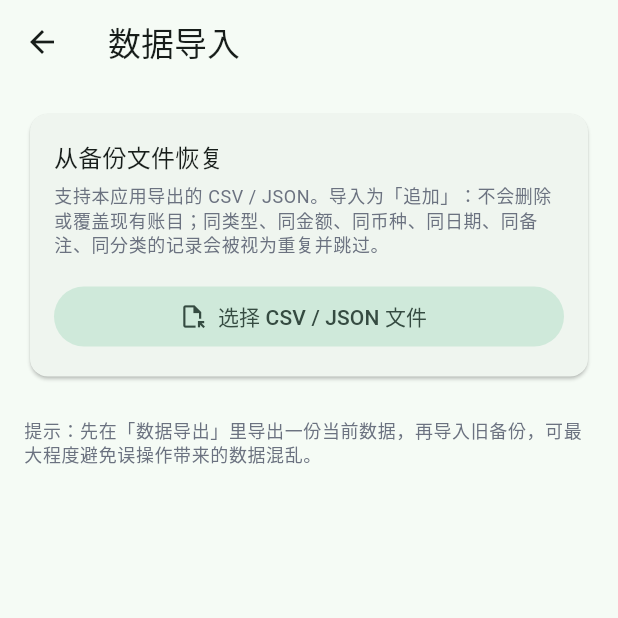
After one commit to chickendqwd/Spent_Tracker, a Flutter app: the ImportPage screen opened directly, after a tap on "选择 CSV / JSON 文件", on a phone screen of 412 x 824 dp, the top half of it. The commit adds this screen. Run offline on Flutter 3.47's test engine with Material 3 defaults, Android fonts, the phone set to English and light mode, and no system bars; our stand-ins replace file_picker, fl_chart, flutter_riverpod, hive, hive_flutter, share_plus; accounts and stored records are empty.

Commit message:
v3.0: data import (CSV/JSON parsing, duplicate preview, category name mapping, append after confirmation)

```diff
--- /dev/null
+++ b/lib/data/db/import_service.dart
@@ -0,0 +1,139 @@
+import '../../core/io/import_parser.dart';
+import '../models/transaction.dart';
+import 'database.dart';
+
+/// 预演结果：实际会写入的条目 + 统计。
+class ImportDryRun {
+  const ImportDryRun({
+    required this.toImport,
+    required this.duplicates,
+    required this.unmatchedCategories,
+  });
+
+  final List<ImportCandidate> toImport;
+
+  /// 与现有账目（或文件内互相）重复而跳过的条数
+  final int duplicates;
+
+  /// 分类名在现有分类中找不到、将落为「未分类」的条数
+  final int unmatchedCategories;
+}
+
+class ImportOutcome {
+  const ImportOutcome({
+    required this.imported,
+    required this.duplicates,
+    required this.unmatchedCategories,
+  });
+
+  final int imported;
+  final int duplicates;
+  final int unmatchedCategories;
+}
+
+/// 导入服务：负责去重、分类名映射与落库，解析交给 `import_parser`。
+class ImportService {
+  const ImportService();
+
+  /// 去重键：类型 + 金额 + 币种 + 日期 + 备注 + 分类名。
+  /// 不含 createdAt 与 id：同一天同金额同备注同分类的重复导入应被判重。
+  String _key(ImportCandidate c) {
+    final t = c.transaction;
+    final parts = [
+      '${t.type}',
+      '${t.amount}',
+      t.currency,
+      t.date,
+      t.note ?? '',
+      c.categoryName ?? '',
+    ];
+    return parts.join('\u0001');
+  }
+
+  Map<String, int> _categoryIndex() => {
+        for (final c in Db.categories.values) '${c.type}|${c.name}': c.key as int,
+      };
+
+  Set<String> _existingKeys() => {
+        for (final t in Db.transactions.values)
+          _key(
+            ImportCandidate(
+              transaction: t,
+              categoryName: _categoryNameOf(t),
+              rowNumber: 0,
+            ),
+          ),
+      };
+
+  String? _categoryNameOf(Transaction t) {
+    if (t.categoryId == null) return null;
+    for (final c in Db.categories.values) {
+      if (c.key == t.categoryId) return c.name;
+    }
+    return null;
+  }
+
+  /// 预演：不改动数据，只计算将写入的条目与统计。
+  ImportDryRun preview(List<ImportCandidate> candidates) {
+    final existing = _existingKeys();
+    final categoryIndex = _categoryIndex();
+    final toImport = <ImportCandidate>[];
+    var duplicates = 0;
+    var unmatched = 0;
+
+    for (final c in candidates) {
+      final key = _key(c);
+      if (existing.contains(key)) {
+        duplicates++;
+        continue;
+      }
+      existing.add(key); // 同一文件内的重复也跳过
+      final name = c.categoryName;
+      if (name != null && categoryIndex['${c.transaction.type}|$name'] == null) {
+        unmatched++;
+      }
+      toImport.add(c);
+    }
+
+    return ImportDryRun(
+      toImport: toImport,
+      duplicates: duplicates,
+      unmatchedCategories: unmatched,
+    );
+  }
+
+  /// 落库：按分类名映射到 categoryId（找不到则未分类），逐条追加。
+  Future<ImportOutcome> commit(ImportDryRun dryRun) async {
+    final categoryIndex = _categoryIndex();
+    var imported = 0;
+    var unmatched = 0;
+
+    for (final c in dryRun.toImport) {
+      final src = c.transaction;
+      final name = c.categoryName;
+      int? categoryId;
+      if (name != null) {
+        categoryId = categoryIndex['${src.type}|$name'];
+        if (categoryId == null) unmatched++;
+      }
+      await Db.transactions.add(
+        Transaction(
+          type: src.type,
+          amount: src.amount,
+          categoryId: categoryId,
+          date: src.date,
+          note: src.note,
+          createdAt: src.createdAt,
+          currency: src.currency,
+        ),
+      );
+      imported++;
+    }
+
+    return ImportOutcome(
+      imported: imported,
+      duplicates: dryRun.duplicates,
+      unmatchedCategories: unmatched,
+    );
+  }
+}
--- a/lib/ui/settings/export_page.dart
+++ b/lib/ui/settings/export_page.dart
@@ -36,7 +36,7 @@ class ExportPage extends ConsumerWidget {
                   const SizedBox(height: 4),
                   Text(
                     '导出为 CSV 或 JSON 备份文件，可保存到「下载」或发送。'
-                    '仅作备份用途，暂不支持导入。',
+                    '导出的文件可在「数据导入」中恢复。',
                     style: Theme.of(context).textTheme.bodySmall,
                   ),
                   const SizedBox(height: 16),
--- /dev/null
+++ b/lib/ui/settings/import_page.dart
@@ -0,0 +1,294 @@
+import 'dart:convert';
+
+import 'package:file_picker/file_picker.dart';
+import 'package:flutter/material.dart';
+import 'package:flutter_riverpod/flutter_riverpod.dart';
+
+import '../../core/io/import_parser.dart';
+import '../../core/theme/app_theme.dart';
+import '../../data/db/import_service.dart';
+
+/// 数据导入页（v3）：选择 CSV / JSON 备份 → 预览（可导入/重复/失败）
+/// → 用户确认后追加写入，分类按名称映射，找不到的落为「未分类」。
+class ImportPage extends ConsumerStatefulWidget {
+  const ImportPage({super.key});
+
+  @override
+  ConsumerState<ImportPage> createState() => _ImportPageState();
+}
+
+class _ImportPageState extends ConsumerState<ImportPage> {
+  ImportParseResult? _parsed;
+  ImportDryRun? _dryRun;
+  String? _fileName;
+  bool _busy = false;
+  bool _done = false;
+
+  Future<void> _pickFile() async {
+    setState(() => _busy = true);
+    try {
+      final files = await FilePicker.pickFiles(
+        type: FileType.custom,
+        allowedExtensions: const ['csv', 'json'],
+      );
+      if (files.isEmpty) return;
+
+      final file = files.first;
+      final bytes = await file.readAsBytes();
+      if (bytes.isEmpty) {
+        _toast('该文件为空');
+        return;
+      }
+
+      final parsed = parseImportContent(
+        utf8.decode(bytes, allowMalformed: true),
+        fileName: file.name,
+      );
+      final dryRun = const ImportService().preview(parsed.candidates);
+
+      setState(() {
+        _fileName = file.name;
+        _parsed = parsed;
+        _dryRun = dryRun;
+        _done = false;
+      });
+    } on FormatException catch (e) {
+      _toast(e.message);
+      setState(() {
+        _parsed = null;
+        _dryRun = null;
+      });
+    } catch (e) {
+      _toast('读取失败：$e');
+    } finally {
+      if (mounted) setState(() => _busy = false);
+    }
+  }
+
+  Future<void> _commit() async {
+    final dryRun = _dryRun;
+    if (dryRun == null || dryRun.toImport.isEmpty) return;
+
+    final confirmed = await showDialog<bool>(
+      context: context,
+      builder: (ctx) => AlertDialog(
+        title: const Text('确认导入？'),
+        content: Text(
+          '将追加 ${dryRun.toImport.length} 笔账目；'
+          '跳过重复 ${dryRun.duplicates} 笔。'
+          '导入不会删除或覆盖现有记录。',
+        ),
+        actions: [
+          TextButton(
+            onPressed: () => Navigator.of(ctx).pop(false),
+            child: const Text('取消'),
+          ),
+          FilledButton(
+            onPressed: () => Navigator.of(ctx).pop(true),
+            child: const Text('导入'),
+          ),
+        ],
+      ),
+    );
+    if (confirmed != true || !mounted) return;
+
+    setState(() => _busy = true);
+    try {
+      final outcome = await const ImportService().commit(dryRun);
+      if (!mounted) return;
+      setState(() {
+        _done = true;
+        _parsed = null;
+        _dryRun = null;
+      });
+      _toast(
+        '已导入 ${outcome.imported} 笔'
+        '${outcome.duplicates > 0 ? '，跳过重复 ${outcome.duplicates} 笔' : ''}'
+        '${outcome.unmatchedCategories > 0 ? '，${outcome.unmatchedCategories} 笔分类未匹配已记为未分类' : ''}',
+      );
+    } catch (e) {
+      _toast('导入失败：$e');
+    } finally {
+      if (mounted) setState(() => _busy = false);
+    }
+  }
+
+  void _toast(String message) {
+    if (!mounted) return;
+    ScaffoldMessenger.of(context)
+        .showSnackBar(SnackBar(content: Text(message)));
+  }
+
+  @override
+  Widget build(BuildContext context) {
+    final textTheme = Theme.of(context).textTheme;
+    final muted = context.palette.muted;
+    final parsed = _parsed;
+    final dryRun = _dryRun;
+
+    return Scaffold(
+      appBar: AppBar(title: const Text('数据导入')),
+      body: ListView(
+        padding: const EdgeInsets.all(16),
+        children: [
+          Card(
+            child: Padding(
+              padding: const EdgeInsets.all(16),
+              child: Column(
+                crossAxisAlignment: CrossAxisAlignment.start,
+                children: [
+                  Text('从备份文件恢复', style: textTheme.titleMedium),
+                  const SizedBox(height: 6),
+                  Text(
+                    '支持本应用导出的 CSV / JSON。导入为「追加」：'
+                    '不会删除或覆盖现有账目；同类型、同金额、同币种、同日期、'
+                    '同备注、同分类的记录会被视为重复并跳过。',
+                    style: textTheme.bodySmall?.copyWith(color: muted),
+                  ),
+                  const SizedBox(height: 16),
+                  SizedBox(
+                    width: double.infinity,
+                    child: FilledButton.tonalIcon(
+                      icon: const Icon(Icons.file_open_outlined),
+                      label: const Text('选择 CSV / JSON 文件'),
+                      onPressed: _busy ? null : _pickFile,
+                    ),
+                  ),
+                ],
+              ),
+            ),
+          ),
+          if (parsed != null && dryRun != null) ...[
+            const SizedBox(height: 16),
+            Card(
+              child: Padding(
+                padding: const EdgeInsets.all(16),
+                child: Column(
+                  crossAxisAlignment: CrossAxisAlignment.start,
+                  children: [
+                    Text(
+                      _fileName ?? '已选择文件',
+                      style: textTheme.titleSmall,
+                      maxLines: 1,
+                      overflow: TextOverflow.ellipsis,
+                    ),
+                    const SizedBox(height: 12),
+                    _StatRow(
+                      label: '可导入',
+                      value: '${dryRun.toImport.length} 笔',
+                      emphasized: true,
+                    ),
+                    _StatRow(
+                      label: '重复跳过',
+                      value: '${dryRun.duplicates} 笔',
+                    ),
+                    _StatRow(
+                      label: '格式失败',
+                      value: '${parsed.issues.length} 笔',
+                      bad: parsed.issues.isNotEmpty,
+                    ),
+                    _StatRow(
+                      label: '分类未匹配（将记为未分类）',
+                      value: '${dryRun.unmatchedCategories} 笔',
+                    ),
+                    const SizedBox(height: 12),
+                    if (parsed.issues.isNotEmpty) ...[
+                      Text(
+                        '失败明细（最多显示 5 条）',
+                        style: textTheme.bodySmall?.copyWith(color: muted),
+                      ),
+                      const SizedBox(height: 4),
+                      for (final issue in parsed.issues.take(5))
+                        Text(
+                          '第 ${issue.rowNumber} 行：${issue.reason}',
+                          style: textTheme.bodySmall
+                              ?.copyWith(color: context.palette.expense),
+                        ),
+                      const SizedBox(height: 8),
+                    ],
+                    SizedBox(
+                      width: double.infinity,
+                      child: FilledButton(
+                        onPressed:
+                            dryRun.toImport.isEmpty || _busy ? null : _commit,
+                        child: Text(
+                          dryRun.toImport.isEmpty
+                              ? '没有可导入的新记录'
+                              : '确认导入 ${dryRun.toImport.length} 笔',
+                        ),
+                      ),
+                    ),
+                  ],
+                ),
+              ),
+            ),
+          ],
+          if (_done) ...[
+            const SizedBox(height: 16),
+            Card(
+              color: Theme.of(context).colorScheme.primaryContainer,
+              child: Padding(
+                padding: const EdgeInsets.all(16),
+                child: Row(
+                  children: [
+                    const Icon(Icons.check_circle_outline),
+                    const SizedBox(width: 10),
+                    Expanded(child: Text('导入完成，明细与总览已刷新', style: textTheme.bodyMedium)),
+                  ],
+                ),
+              ),
+            ),
+          ],
+          const SizedBox(height: 24),
+          Text(
+            '提示：先在「数据导出」里导出一份当前数据，再导入旧备份，'
+            '可最大程度避免误操作带来的数据混乱。',
+            style: textTheme.bodySmall?.copyWith(color: muted),
+          ),
+        ],
+      ),
+    );
+  }
+}
+
+class _StatRow extends StatelessWidget {
+  const _StatRow({
+    required this.label,
+    required this.value,
+    this.emphasized = false,
+    this.bad = false,
+  });
+
+  final String label;
+  final String value;
+  final bool emphasized;
+  final bool bad;
+
+  @override
+  Widget build(BuildContext context) {
+    final textTheme = Theme.of(context).textTheme;
+    final color = bad
+        ? context.palette.expense
+        : (emphasized ? context.palette.income : null);
+    return Padding(
+      padding: const EdgeInsets.symmetric(vertical: 3),
+      child: Row(
+        children: [
+          Expanded(
+            child: Text(
+              label,
+              style: textTheme.bodySmall?.copyWith(color: context.palette.muted),
+            ),
+          ),
+          Text(
+            value,
+            style: textTheme.bodyMedium?.copyWith(
+              fontWeight: emphasized ? FontWeight.w700 : FontWeight.w500,
+              color: color,
+            ),
+          ),
+        ],
+      ),
+    );
+  }
+}
--- a/lib/ui/settings/settings_page.dart
+++ b/lib/ui/settings/settings_page.dart
@@ -6,6 +6,7 @@ import 'budget_settings_page.dart';
 import 'categories_page.dart';
 import 'currency_page.dart';
 import 'export_page.dart';
+import 'import_page.dart';
 import 'recurring_rules_page.dart';
 
 /// 设置主页（v2）：分类管理 + 预算设置 + 周期记账 + 货币与汇率 + 数据导出。
@@ -95,6 +96,14 @@ class SettingsPage extends StatelessWidget {
               MaterialPageRoute(builder: (_) => const ExportPage()),
             ),
           ),
+          _EntryTile(
+            icon: Icons.file_download_outlined,
+            title: '数据导入',
+            subtitle: '从 CSV / JSON 备份恢复（追加，自动跳过重复）',
+            onTap: () => Navigator.of(context).push(
+              MaterialPageRoute(builder: (_) => const ImportPage()),
+            ),
+          ),
         ],
       ),
     );
--- a/pubspec.yaml
+++ b/pubspec.yaml
@@ -16,7 +16,7 @@ publish_to: 'none' # Remove this line if you wish to publish to pub.dev
 # https://developer.apple.com/library/archive/documentation/General/Reference/InfoPlistKeyReference/Articles/CoreFoundationKeys.html
 # In Windows, build-name is used as the major, minor, and patch parts
 # of the product and file versions while build-number is used as the build suffix.
-version: 2.1.0+2
+version: 3.0.0+3
 
 environment:
   sdk: ^3.13.3
@@ -41,6 +41,7 @@ dependencies:
   path_provider: ^2.1.6
   intl: ^0.20.3
   share_plus: ^13.3.1
+  file_picker: ^13.4.0
 
 dev_dependencies:
   flutter_test:
```
Also changed, not shown: lib/core/io/import_parser.dart (added, +249 -0 lines), pubspec.lock, 1 other file.
